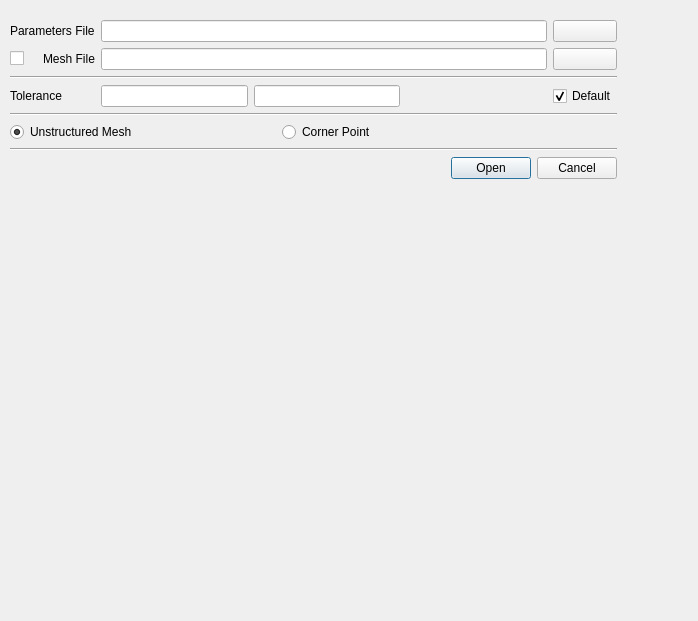
Before: the Qt Designer form src/Apps/Simulator/OpenFlowFilesBar.ui in jdms/rrm, drawn with Qt 5.
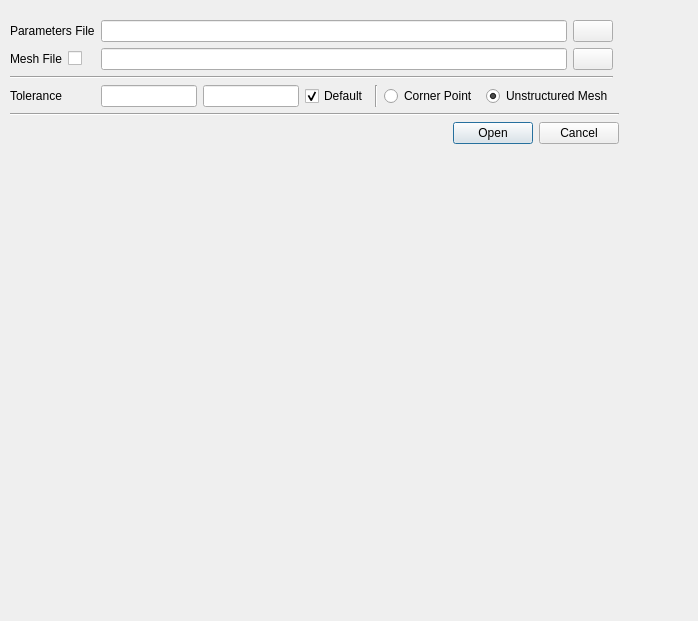
After: the same form once the commit is applied.

Commit message: Flow integration 80 per cent

Diff of the .ui file:
```diff
--- a/src/Apps/Simulator/OpenFlowFilesBar.ui
+++ b/src/Apps/Simulator/OpenFlowFilesBar.ui
@@ -18,61 +18,31 @@
     <rect>
      <x>10</x>
      <y>20</y>
-     <width>607</width>
+     <width>609</width>
      <height>261</height>
     </rect>
    </property>
    <layout class="QVBoxLayout" name="vl_mainlayout">
     <item>
      <layout class="QGridLayout" name="gl_inputfiles">
-      <item row="4" column="1" colspan="3">
-       <widget class="Line" name="ln_inputfiles">
-        <property name="orientation">
-         <enum>Qt::Horizontal</enum>
-        </property>
-       </widget>
-      </item>
-      <item row="5" column="1" colspan="2">
-       <layout class="QHBoxLayout" name="horizontalLayout_2">
+      <item row="1" column="1">
+       <layout class="QHBoxLayout" name="horizontalLayout_3">
         <item>
-         <widget class="QRadioButton" name="rd_unstructuredmesh">
+         <widget class="QLabel" name="lb_inputmesh">
           <property name="text">
-           <string>Unstructured Mesh</string>
+           <string>Mesh File</string>
+          </property>
+         </widget>
+        </item>
+        <item>
+         <widget class="QCheckBox" name="chk_meshfile">
+          <property name="text">
+           <string/>
           </property>
           <property name="checked">
-           <bool>true</bool>
+           <bool>false</bool>
           </property>
          </widget>
-        </item>
-        <item>
-         <widget class="QRadioButton" name="rd_cornerpoint">
-          <property name="text">
-           <string>Corner Point </string>
-          </property>
-         </widget>
-        </item>
-       </layout>
-      </item>
-      <item row="3" column="2">
-       <layout class="QHBoxLayout" name="horizontalLayout">
-        <item>
-         <widget class="QLineEdit" name="edt_tolerance1"/>
-        </item>
-        <item>
-         <widget class="QLineEdit" name="edt_tolerance2"/>
-        </item>
-        <item>
-         <spacer name="horizontalSpacer">
-          <property name="orientation">
-           <enum>Qt::Horizontal</enum>
-          </property>
-          <property name="sizeHint" stdset="0">
-           <size>
-            <width>40</width>
-            <height>20</height>
-           </size>
-          </property>
-         </spacer>
         </item>
        </layout>
       </item>
@@ -93,6 +63,20 @@
         </property>
        </widget>
       </item>
+      <item row="2" column="1" colspan="3">
+       <widget class="Line" name="ln_inputfiles_2">
+        <property name="orientation">
+         <enum>Qt::Horizontal</enum>
+        </property>
+       </widget>
+      </item>
+      <item row="0" column="1">
+       <widget class="QLabel" name="lb_inputparameters">
+        <property name="text">
+         <string>Parameters File</string>
+        </property>
+       </widget>
+      </item>
       <item row="1" column="2">
        <widget class="QLineEdit" name="edt_inputmesh"/>
       </item>
@@ -103,67 +87,73 @@
         </property>
        </widget>
       </item>
-      <item row="0" column="1">
-       <widget class="QLabel" name="lb_inputparameters">
-        <property name="text">
-         <string>Parameters File</string>
-        </property>
-       </widget>
-      </item>
-      <item row="2" column="1" colspan="3">
-       <widget class="Line" name="ln_inputfiles_2">
+      <item row="4" column="1" colspan="4">
+       <widget class="Line" name="ln_inputfiles">
         <property name="orientation">
          <enum>Qt::Horizontal</enum>
         </property>
        </widget>
       </item>
-      <item row="7" column="1" colspan="3">
-       <widget class="QDialogButtonBox" name="btb_inputfiles">
-        <property name="standardButtons">
-         <set>QDialogButtonBox::Cancel|QDialogButtonBox::Open</set>
-        </property>
-       </widget>
-      </item>
-      <item row="1" column="1">
-       <layout class="QHBoxLayout" name="horizontalLayout_3">
+      <item row="3" column="2" colspan="2">
+       <layout class="QHBoxLayout" name="horizontalLayout">
         <item>
-         <widget class="QCheckBox" name="chk_meshfile">
+         <widget class="QLineEdit" name="edt_tolerance1"/>
+        </item>
+        <item>
+         <widget class="QLineEdit" name="edt_tolerance2"/>
+        </item>
+        <item>
+         <widget class="QCheckBox" name="chk_defaulttolerances">
           <property name="text">
-           <string/>
+           <string>Default</string>
           </property>
           <property name="checked">
-           <bool>false</bool>
+           <bool>true</bool>
           </property>
          </widget>
         </item>
         <item>
-         <widget class="QLabel" name="lb_inputmesh">
-          <property name="text">
-           <string>Mesh File</string>
+         <widget class="Line" name="line">
+          <property name="orientation">
+           <enum>Qt::Vertical</enum>
           </property>
          </widget>
         </item>
+        <item>
+         <layout class="QHBoxLayout" name="horizontalLayout_2">
+          <item>
+           <widget class="QRadioButton" name="rd_cornerpoint">
+            <property name="text">
+             <string>Corner Point </string>
+            </property>
+           </widget>
+          </item>
+          <item>
+           <widget class="QRadioButton" name="rd_unstructuredmesh">
+            <property name="text">
+             <string>Unstructured Mesh</string>
+            </property>
+            <property name="checked">
+             <bool>true</bool>
+            </property>
+           </widget>
+          </item>
+         </layout>
+        </item>
+        <item>
+         <layout class="QHBoxLayout" name="horizontalLayout_4"/>
+        </item>
        </layout>
       </item>
-      <item row="3" column="3">
-       <widget class="QCheckBox" name="chk_defaulttolerances">
-        <property name="text">
-         <string>Default</string>
-        </property>
-        <property name="checked">
-         <bool>true</bool>
-        </property>
-       </widget>
-      </item>
-      <item row="6" column="1" colspan="3">
-       <widget class="Line" name="line">
-        <property name="orientation">
-         <enum>Qt::Horizontal</enum>
-        </property>
-       </widget>
-      </item>
      </layout>
     </item>
+    <item>
+     <widget class="QDialogButtonBox" name="btb_inputfiles">
+      <property name="standardButtons">
+       <set>QDialogButtonBox::Cancel|QDialogButtonBox::Open</set>
+      </property>
+     </widget>
+    </item>
     <item>
      <spacer name="verticalSpacer">
       <property name="orientation">
```
The commit also changes 27 other files.
